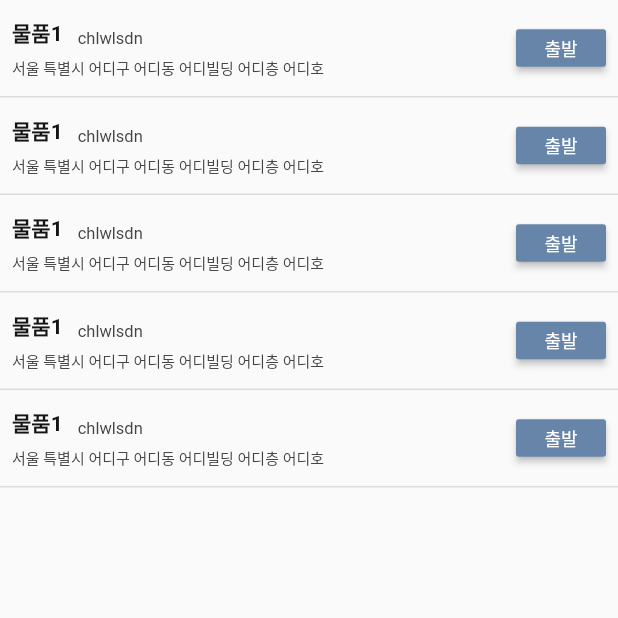
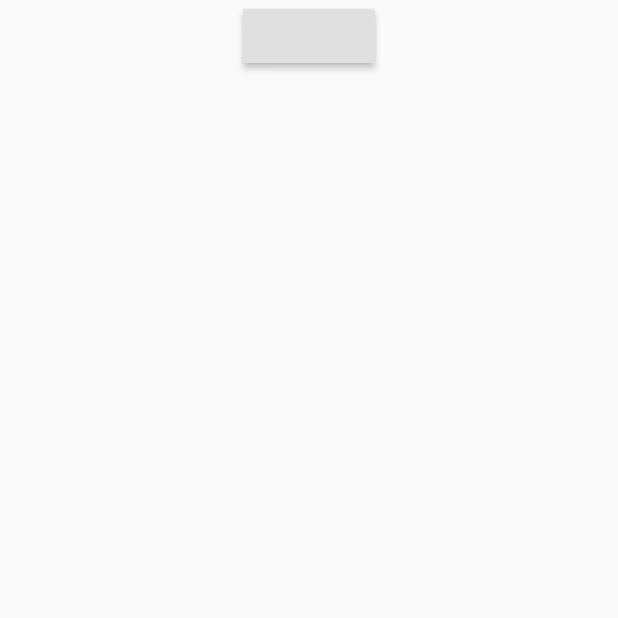
Before and after one commit to Delivery-Management-Huen/HuenDelivery_Mobile, a Flutter app: the screen it shows after launch, after a tap on "로그인", on a phone screen of 412 x 824 dp, the top half of it. Run offline on Flutter 3.47's test engine with Material 2 defaults, Android fonts, the phone set to English and light mode, and no system bars.

```diff
--- a/lib/components/delivery/delivery_view.dart
+++ b/lib/components/delivery/delivery_view.dart
@@ -1,13 +1,26 @@
 import 'package:flutter/cupertino.dart';
 import 'package:flutter/material.dart';
+import 'package:huen_delivery_mobile/components/delivery/delivery_view_model.dart';
+import 'package:huen_delivery_mobile/models/Delivery.dart';
 import 'package:huen_delivery_mobile/styles/palette.dart';
 
 class DeliveryView extends StatefulWidget {
+  final Delivery delivery;
+  DeliveryView({@required this.delivery});
+
   @override
-  State<StatefulWidget> createState() => _DeliveryViewState();
+  State<StatefulWidget> createState() => _DeliveryViewState(delivery);
 }
 
 class _DeliveryViewState extends State<DeliveryView> {
+  Delivery delivery;
+  DeliveryViewModel deliveryViewModel;
+
+  _DeliveryViewState(this.delivery) {
+    deliveryViewModel = new DeliveryViewModel();
+    deliveryViewModel.setDelivery(delivery);
+  }
+
   @override
   Widget build(BuildContext context) {
     return Container(
@@ -30,7 +43,7 @@ class _DeliveryViewState extends State<DeliveryView> {
                   crossAxisAlignment: CrossAxisAlignment.end,
                   children: [
                     Text(
-                      '물품1',
+                      deliveryViewModel.delivery.productName,
                       style: TextStyle(
                         fontSize: 14,
                         color: Palette.gray141414,
@@ -39,7 +52,7 @@ class _DeliveryViewState extends State<DeliveryView> {
                     ),
                     SizedBox(width: 10),
                     Text(
-                      'chlwlsdn',
+                      deliveryViewModel.delivery.productName,
                       style: TextStyle(
                         fontSize: 11,
                         color: Palette.gray444444,
@@ -49,7 +62,7 @@ class _DeliveryViewState extends State<DeliveryView> {
                 ),
                 SizedBox(height: 5),
                 Text(
-                  '서울 특별시 어디구 어디동 어디빌딩 어디층 어디호',
+                  deliveryViewModel.delivery.productName,
                   style: TextStyle(
                     fontSize: 10,
                     color: Palette.gray444444,
--- a/lib/main.dart
+++ b/lib/main.dart
@@ -1,6 +1,8 @@
 import 'package:flutter/material.dart';
+import 'package:huen_delivery_mobile/notifiers/deliveries_notifier.dart';
 import 'package:huen_delivery_mobile/screens/main_screen.dart';
 import 'package:huen_delivery_mobile/screens/login_screen.dart';
+import 'package:provider/provider.dart';
 
 void main() {
   runApp(MyApp());
@@ -13,7 +15,10 @@ class MyApp extends StatelessWidget {
     return MaterialApp(
       home: LoginScreen(),
       routes: {
-        '/main': (context) => MainScreen(),
+        '/main': (context) => ChangeNotifierProvider<DeliveriesNotifier>(
+            create: (context)=> DeliveriesNotifier(),
+            child: MainScreen(),
+        ),
         '/login': (context) => LoginScreen(),
       },
     );
--- a/lib/models/Delivery.dart
+++ b/lib/models/Delivery.dart
@@ -1,4 +1,4 @@
 class Delivery {
-  num id;
-  String productName;
+  num id = 1;
+  String productName = '물품';
 }
--- /dev/null
+++ b/lib/notifiers/deliveries_notifier.dart
@@ -0,0 +1,20 @@
+import 'package:flutter/cupertino.dart';
+import 'package:huen_delivery_mobile/models/Delivery.dart';
+
+class DeliveriesNotifier with ChangeNotifier {
+  List<Delivery> _deliveries = [];
+
+  List<Delivery> getDeliveries() {
+    return _deliveries;
+  }
+
+  void setDeliveries(List<Delivery> deliveries) {
+    _deliveries = deliveries;
+    notifyListeners();
+  }
+
+  void addDelivery(Delivery  delivery) {
+    _deliveries.add(delivery);
+    notifyListeners();
+  }
+}
--- a/lib/screens/main_screen.dart
+++ b/lib/screens/main_screen.dart
@@ -1,17 +1,35 @@
 import 'package:flutter/cupertino.dart';
 import 'package:flutter/material.dart';
 import 'package:huen_delivery_mobile/components/delivery/delivery_view.dart';
+import 'package:huen_delivery_mobile/models/Delivery.dart';
+import 'package:huen_delivery_mobile/notifiers/deliveries_notifier.dart';
+import 'package:provider/provider.dart';
 
-class MainScreen extends StatelessWidget {
+class MainScreen extends StatefulWidget {
+  @override
+  State<StatefulWidget> createState() => _MainScreenState();
+}
+
+class _MainScreenState extends State<MainScreen> {
   @override
   Widget build(BuildContext context) {
+    DeliveriesNotifier deliveriesNotifier = Provider.of<DeliveriesNotifier>(
+        context);
+
     return Scaffold(
       body: Column(
         children: [
-          ListView.builder(
-            itemCount: 5,
-            shrinkWrap: true,
-            itemBuilder: (BuildContext context, int index) => DeliveryView(),
+          RaisedButton(onPressed: () => deliveriesNotifier.addDelivery(Delivery())),
+          Expanded(
+            child: ListView.builder(
+                itemCount: deliveriesNotifier
+                    .getDeliveries()
+                    .length,
+                shrinkWrap: true,
+                itemBuilder: (BuildContext context, int index) =>
+                    DeliveryView(
+                        delivery: deliveriesNotifier.getDeliveries()[index]),
+            ),
           ),
         ],
       ),
--- a/pubspec.yaml
+++ b/pubspec.yaml
@@ -23,6 +23,7 @@ environment:
 dependencies:
   flutter:
     sdk: flutter
+  provider: ^4.3.2+3
 
 
   # The following adds the Cupertino Icons font to your application.
```
Also changed, not shown: lib/screens/login_screen.dart (line endings or trailing spaces), pubspec.lock.
